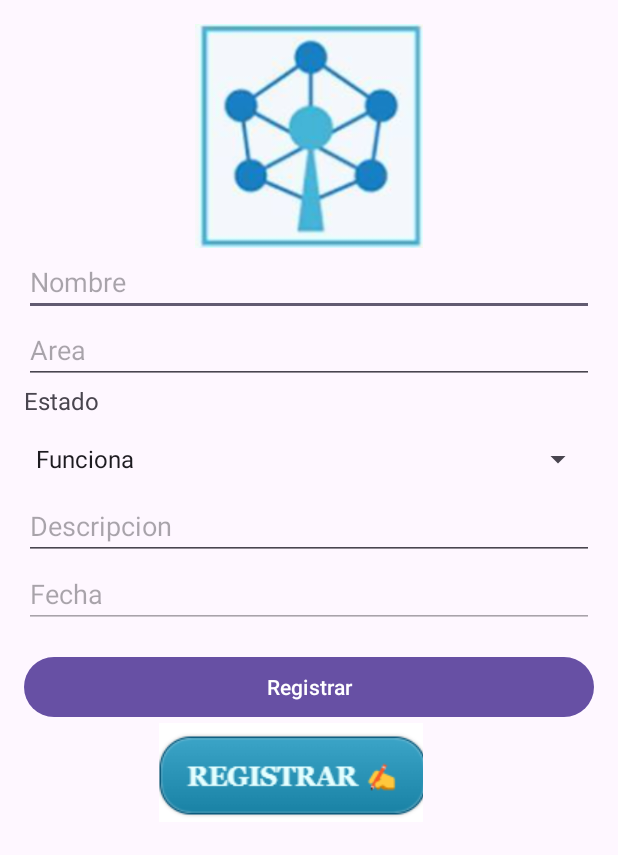
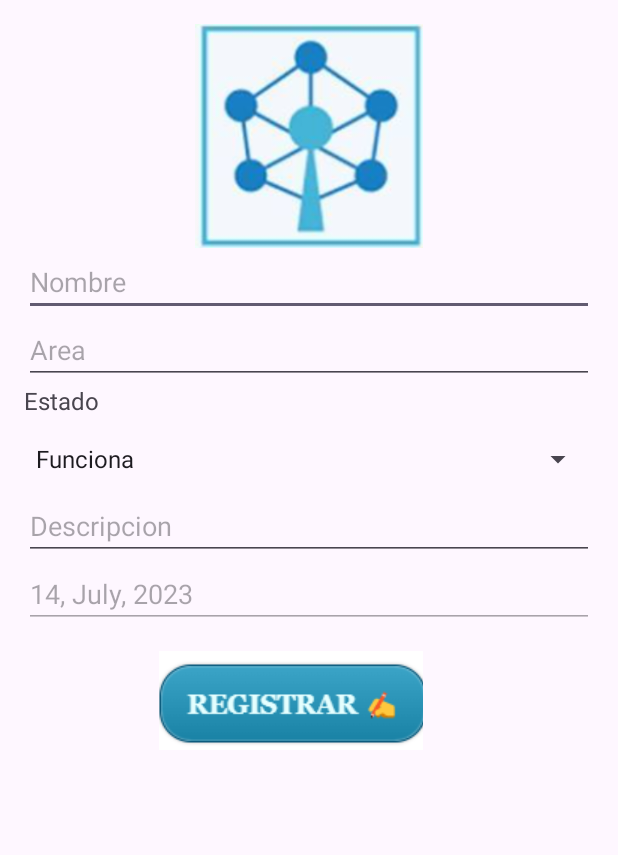
Before and after one commit to tasajos/hbapp, an Android app: the screen it shows after launch once a user with an empty profile is signed in (insertar_registro), after a tap on "Añadir", on a phone screen of 412 x 824 dp. Shown: the top 855 px of the screen. Run offline under Robolectric (Android 15) with nearby library versions, the phone set to English and light mode, and no system bars; our stand-ins replace Firebase (no records; nobody signed in at launch, a user with empty details on screens opened directly); libraries missing offline, so code that uses them is left out: org.apache.poi.

Commit message:
update registro logins

```diff
--- a/app/build.gradle
+++ b/app/build.gradle
@@ -15,8 +15,8 @@ android {
         applicationId "org.chakuy.hbsis"
         minSdk 26
         targetSdk 33
-        versionCode 1
-        versionName "1.0"
+        versionCode 2
+        versionName "2.0"
 
         testInstrumentationRunner "androidx.test.runner.AndroidJUnitRunner"
     }
--- a/app/src/main/AndroidManifest.xml
+++ b/app/src/main/AndroidManifest.xml
@@ -30,9 +30,7 @@
                 <category android:name="android.intent.category.LAUNCHER" />
             </intent-filter>
         </activity>
-        <activity
-            android:name=".MainActivity"
-            android:exported="true" />
+
     </application>
 
 </manifest>
--- a/app/src/main/java/org/chakuy/hbsis/insertar_registro.java
+++ b/app/src/main/java/org/chakuy/hbsis/insertar_registro.java
@@ -2,8 +2,6 @@ package org.chakuy.hbsis;
 
 import androidx.annotation.NonNull;
 import androidx.appcompat.app.AppCompatActivity;
-import androidx.appcompat.widget.Toolbar;
-
 
 import android.os.Bundle;
 import android.view.View;
@@ -18,6 +16,8 @@ import com.google.android.gms.tasks.OnSuccessListener;
 import com.google.firebase.firestore.DocumentReference;
 import com.google.firebase.firestore.FirebaseFirestore;
 
+import java.text.SimpleDateFormat;
+import java.util.Date;
 import java.util.HashMap;
 import java.util.Map;
 
@@ -37,8 +37,8 @@ public class insertar_registro extends AppCompatActivity {
 
         mfirestore = FirebaseFirestore.getInstance();
 
-
-
+//        getSupportActionBar().setDisplayHomeAsUpEnabled(true);
+  //      this.setTitle("Registro Ubicacion");
 
         // Asignacion de variables y recursos
         tipoSpinner = findViewById(R.id.estado);
@@ -71,6 +71,14 @@ public class insertar_registro extends AppCompatActivity {
                 }
             }
         });
+
+        // Obtener fecha actual en formato "día, mes, año"
+        Date currentDate = new Date();
+        SimpleDateFormat dateFormat = new SimpleDateFormat("dd, MMMM, yyyy");
+        String formattedDate = dateFormat.format(currentDate);
+
+        // Establecer fecha actual en el campo de texto
+        fecha.setText(formattedDate);
     }
 
     private void Posthb(String rnombre, String rarea, String restado, String rdescripcion, String rfecha) {
--- a/app/src/main/java/org/chakuy/hbsis/login.java
+++ b/app/src/main/java/org/chakuy/hbsis/login.java
@@ -16,16 +16,16 @@ import android.widget.Toast;
 import com.google.android.gms.tasks.OnCompleteListener;
 import com.google.android.gms.tasks.OnFailureListener;
 import com.google.android.gms.tasks.Task;
-import com.google.firebase.BuildConfig;
 import com.google.firebase.auth.AuthResult;
 import com.google.firebase.auth.FirebaseAuth;
 import com.google.firebase.auth.FirebaseUser;
 
 
+
 public class login extends AppCompatActivity {
 
     Button btn_login;
-    EditText contrasena,correo_mail;
+    EditText contrasena, correo_mail;
     FirebaseAuth mAuth;
 
     @Override
@@ -39,8 +39,8 @@ public class login extends AppCompatActivity {
         correo_mail = findViewById(R.id.correo_mail);
         btn_login = findViewById(R.id.btn_login);
 
-        TextView txtversion = findViewById(R.id.txtversion);
-        txtversion.setText("Version: " + BuildConfig.VERSION_NAME);
+        //TextView txtversion = findViewById(R.id.txtversion);
+        //txtversion.setText("Version: " + BuildConfig.VERSION_NAME);
 
         btn_login.setOnClickListener(new View.OnClickListener() {
             @Override
@@ -48,38 +48,29 @@ public class login extends AppCompatActivity {
                 String emailuser = correo_mail.getText().toString().trim();
                 String passuser = contrasena.getText().toString().trim();
 
-
-                if (emailuser.isEmpty() && passuser.isEmpty()){
+                if (emailuser.isEmpty() && passuser.isEmpty()) {
                     Toast.makeText(login.this, "Ingresar datos", Toast.LENGTH_SHORT).show();
+                } else {
+                    loginUser(emailuser, passuser);
                 }
-
-
-
-                else{
-                    loginUser(emailuser,passuser);
-                }
-            };
-
+            }
         });
     }
 
     private void loginUser(String emailuser, String passuser) {
-
         mAuth.signInWithEmailAndPassword(emailuser, passuser).addOnCompleteListener(new OnCompleteListener<AuthResult>() {
             @Override
             public void onComplete(@NonNull Task<AuthResult> task) {
-                if (task.isSuccessful()){
+                if (task.isSuccessful()) {
                     finish();
-                    startActivity(new Intent(login.this,men2.class));
+                    startActivity(new Intent(login.this, men2.class));
                     Toast.makeText(login.this, "Bienvenido", Toast.LENGTH_SHORT).show();
-
                 }
             }
         }).addOnFailureListener(new OnFailureListener() {
             @Override
             public void onFailure(@NonNull Exception e) {
-                Toast.makeText(login.this, "Error al Iniciar Sesion", Toast.LENGTH_SHORT).show();
-
+                Toast.makeText(login.this, "Error al Iniciar Sesión", Toast.LENGTH_SHORT).show();
             }
         });
     }
@@ -88,13 +79,9 @@ public class login extends AppCompatActivity {
     protected void onStart() {
         super.onStart();
         FirebaseUser user = mAuth.getCurrentUser();
-        if (user != null){
-            startActivity(new Intent(login.this,men2.class));
+        if (user != null) {
+            startActivity(new Intent(login.this, men2.class));
             finish();
         }
     }
-
-
-
-
 }
--- a/app/src/main/res/layout/activity_insertar_registro.xml
+++ b/app/src/main/res/layout/activity_insertar_registro.xml
@@ -79,12 +79,6 @@
             android:layout_width="match_parent"
             android:layout_height="15dp" />
 
-        <Button
-            android:id="@+id/btn_registrar"
-            android:layout_width="match_parent"
-            android:layout_height="wrap_content"
-            android:text="Registrar" />
-
         <ImageButton
             android:id="@+id/btn_imgregistrar"
             android:layout_width="176dp"
```
